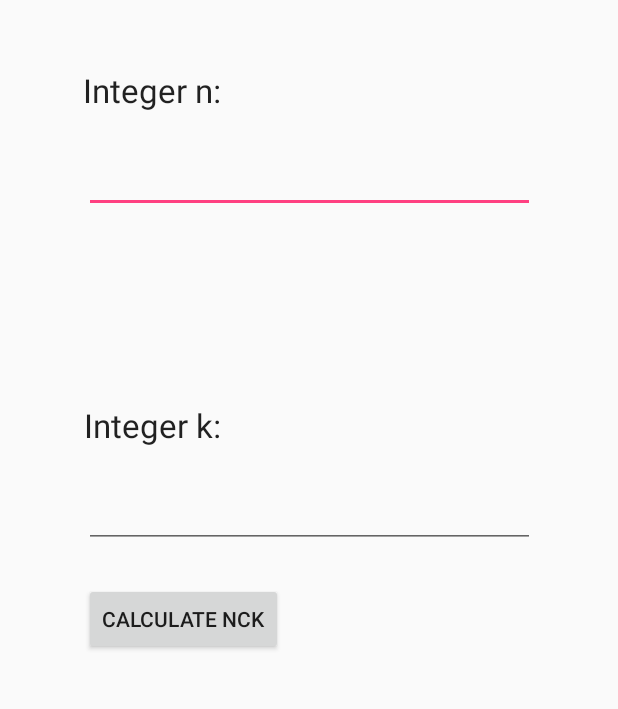
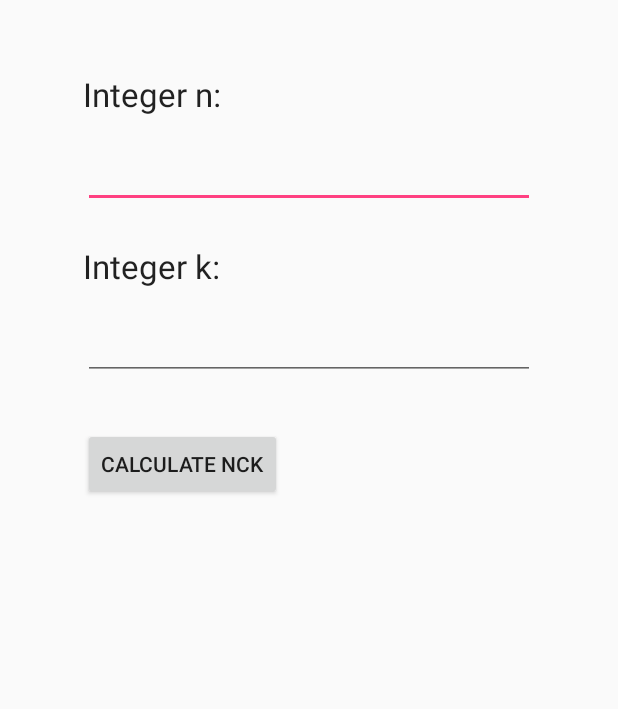
Before and after one commit to Simon-Seo/Binomial-Coefficient-Calculator, an Android app: the layout activity_main.xml on its own in the app's theme, with its tools: preview values and no code run, on a phone screen of 412 x 824 dp, the part 104-813 px from its top. Run offline under Robolectric (Android 15) with nearby library versions, the phone set to English and light mode, and no system bars.

Commit message:
Tweaked layout margins, removed redundant action bar

```diff
--- a/src/main/res/layout/activity_main.xml
+++ b/src/main/res/layout/activity_main.xml
@@ -25,7 +25,7 @@
         android:textAppearance="?android:attr/textAppearanceLarge"
         android:text="Integer n:"
         android:id="@+id/textView_int_n"
-        android:layout_marginTop="45dp"
+        android:layout_marginTop="48dp"
         android:layout_below="@+id/textView_title"
         android:layout_alignLeft="@+id/textView_title"
         android:layout_alignStart="@+id/textView_title" />
@@ -36,10 +36,10 @@
         android:inputType="number"
         android:ems="10"
         android:id="@+id/editText_int_n"
+        android:layout_marginTop="16dp"
         android:layout_below="@+id/textView_int_n"
-        android:layout_alignLeft="@+id/textView_int_k"
-        android:layout_alignStart="@+id/textView_int_k"
-        android:layout_marginTop="22dp"
+        android:layout_alignLeft="@+id/textView_int_n"
+        android:layout_alignStart="@+id/textView_int_n"
         android:layout_alignRight="@+id/textView_title"
         android:layout_alignEnd="@+id/textView_title" />
 
@@ -49,10 +49,10 @@
         android:textAppearance="?android:attr/textAppearanceLarge"
         android:text="Integer k:"
         android:id="@+id/textView_int_k"
-        android:layout_above="@+id/editText_int_k"
-        android:layout_alignRight="@+id/textView_int_n"
-        android:layout_alignEnd="@+id/textView_int_n"
-        android:layout_marginBottom="22dp" />
+        android:layout_marginTop="24dp"
+        android:layout_below="@+id/editText_int_n"
+        android:layout_alignLeft="@+id/editText_int_n"
+        android:layout_alignStart="@+id/editText_int_n" />
 
     <EditText
         android:layout_width="wrap_content"
@@ -60,7 +60,8 @@
         android:inputType="number"
         android:ems="10"
         android:id="@+id/editText_int_k"
-        android:layout_centerVertical="true"
+        android:layout_marginTop="16dp"
+        android:layout_below="@+id/textView_int_k"
         android:layout_alignLeft="@+id/textView_int_k"
         android:layout_alignStart="@+id/textView_int_k"
         android:layout_alignRight="@+id/editText_int_n"
@@ -74,13 +75,13 @@
         android:layout_below="@+id/editText_int_k"
         android:layout_alignLeft="@+id/editText_int_k"
         android:layout_alignStart="@+id/editText_int_k"
-        android:layout_marginTop="23dp" />
+        android:layout_marginTop="32dp" />
 
     <TextView
         android:layout_width="wrap_content"
         android:layout_height="wrap_content"
         android:textAppearance="?android:attr/textAppearanceLarge"
-        android:id="@+id/textView_result"
+        android:id="@+id/textView_output"
         android:layout_below="@+id/button_calculate"
         android:layout_alignLeft="@+id/button_calculate"
         android:layout_alignStart="@+id/button_calculate"
--- a/src/main/res/values/styles.xml
+++ b/src/main/res/values/styles.xml
@@ -1,7 +1,7 @@
 <resources>
 
     <!-- Base application theme. -->
-    <style name="AppTheme" parent="Theme.AppCompat.Light.DarkActionBar">
+    <style name="AppTheme" parent="Theme.AppCompat.Light.NoActionBar">
         <!-- Customize your theme here. -->
         <item name="colorPrimary">@color/colorPrimary</item>
         <item name="colorPrimaryDark">@color/colorPrimaryDark</item>
```
